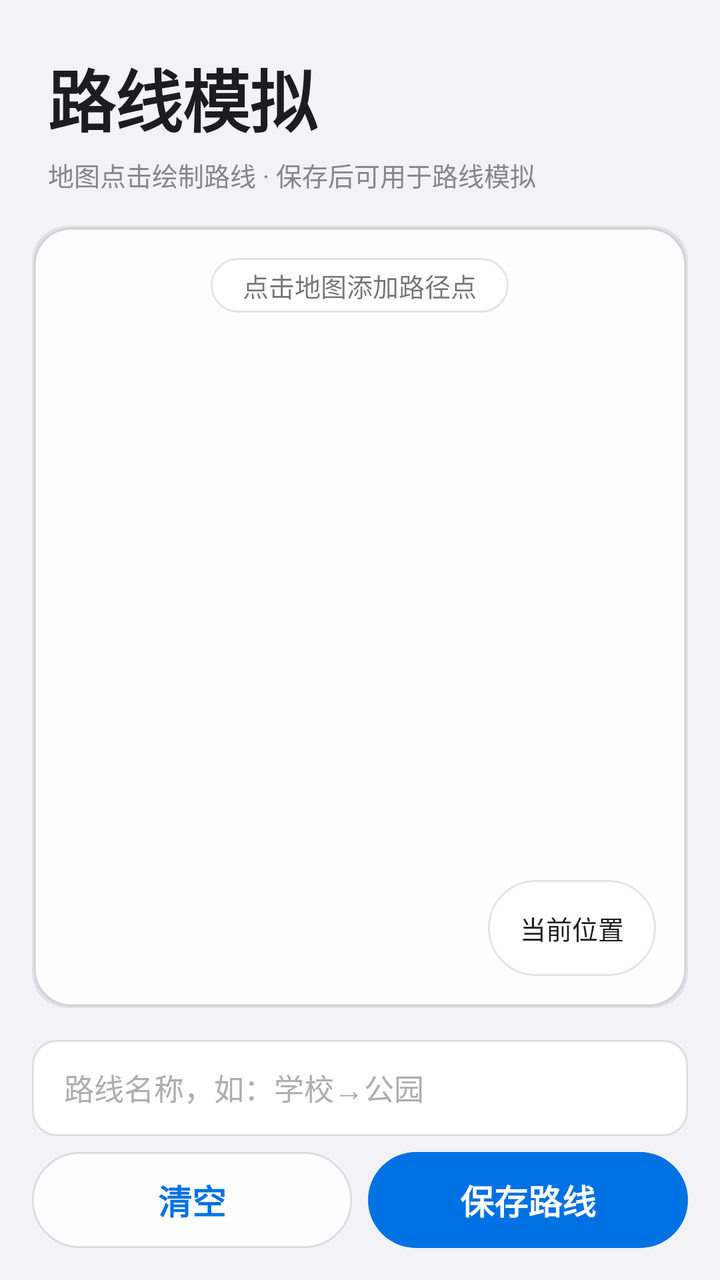
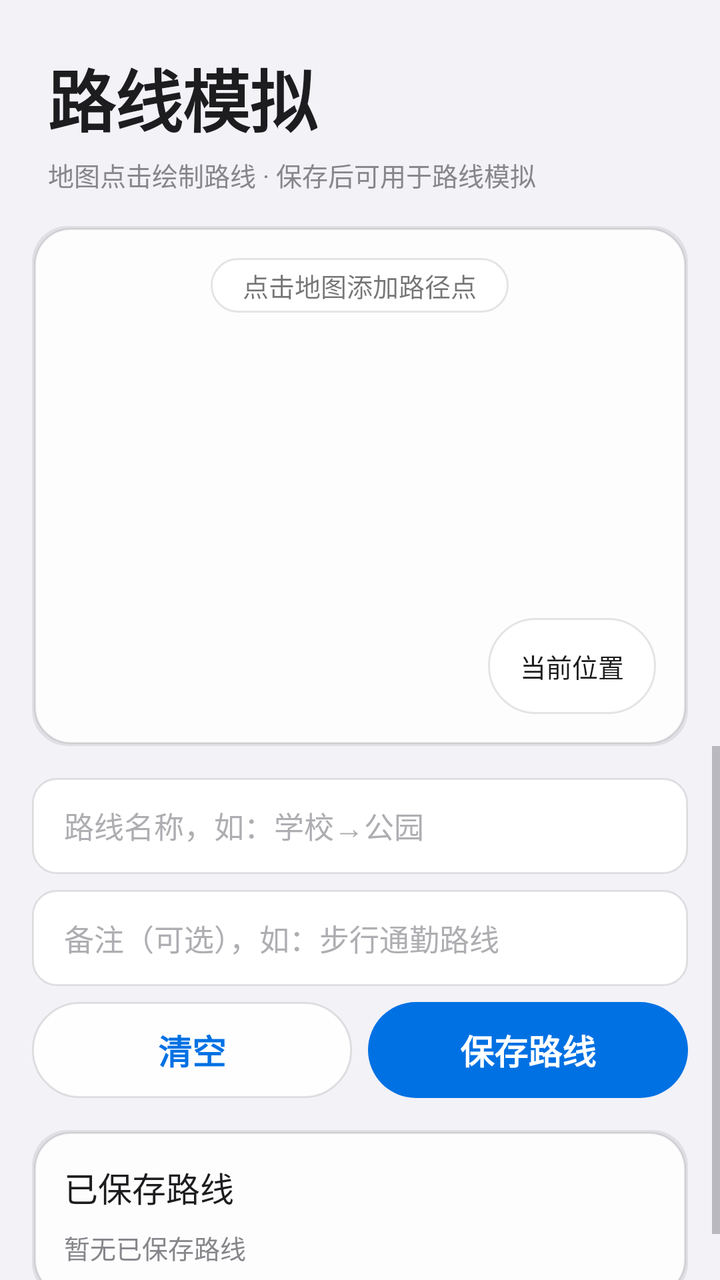

Compare the two renders of this Android layout. The source of the first and the diff that turns it into the second are given below.
<!-- AndroidManifest.xml: application theme Theme.ZVirtualEnv -->
<!-- res/layout/fragment_route.xml -->
<?xml version="1.0" encoding="utf-8"?>
<LinearLayout xmlns:android="http://schemas.android.com/apk/res/android"
    android:layout_width="match_parent"
    android:layout_height="match_parent"
    android:orientation="vertical">

    <LinearLayout
        android:layout_width="match_parent"
        android:layout_height="wrap_content"
        android:orientation="vertical"
        android:paddingStart="@dimen/space_lg"
        android:paddingTop="@dimen/space_lg"
        android:paddingEnd="@dimen/space_lg">

        <TextView
            android:layout_width="wrap_content"
            android:layout_height="wrap_content"
            android:text="@string/route_title"
            style="@style/Text.Hero" />

        <TextView
            android:layout_width="wrap_content"
            android:layout_height="wrap_content"
            android:layout_marginTop="@dimen/space_xs"
            android:text="@string/route_subtitle"
            style="@style/Text.Caption" />
    </LinearLayout>

    <FrameLayout
        android:layout_width="match_parent"
        android:layout_height="0dp"
        android:layout_marginStart="@dimen/space_md"
        android:layout_marginTop="@dimen/space_md"
        android:layout_marginEnd="@dimen/space_md"
        android:layout_weight="1"
        android:background="@drawable/bg_card">

        
        <FrameLayout
            android:id="@+id/mapContainer"
            android:layout_width="match_parent"
            android:layout_height="match_parent" />

        
        <LinearLayout
            android:id="@+id/privacyPrompt"
            android:layout_width="match_parent"
            android:layout_height="match_parent"
            android:background="@color/bg_secondary"
            android:gravity="center"
            android:orientation="vertical"
            android:padding="@dimen/space_lg"
            android:visibility="gone">

            <TextView
                android:layout_width="wrap_content"
                android:layout_height="wrap_content"
                android:gravity="center"
                android:text="@string/route_privacy_prompt"
                android:textColor="@color/text_secondary"
                android:textSize="@dimen/text_body" />
        </LinearLayout>

        
        <TextView
            android:id="@+id/drawHint"
            android:layout_width="wrap_content"
            android:layout_height="wrap_content"
            android:layout_gravity="top|center_horizontal"
            android:layout_marginTop="@dimen/space_md"
            android:background="@drawable/bg_pill_secondary"
            android:paddingStart="@dimen/space_md"
            android:paddingTop="@dimen/space_xs"
            android:paddingEnd="@dimen/space_md"
            android:paddingBottom="@dimen/space_xs"
            android:text="@string/route_draw_hint"
            android:textSize="@dimen/text_caption" />

        
        <Button
            android:id="@+id/locateButton"
            android:layout_width="wrap_content"
            android:layout_height="wrap_content"
            android:layout_gravity="bottom|end"
            android:layout_margin="@dimen/space_md"
            android:background="@drawable/bg_pill_secondary"
            android:minWidth="0dp"
            android:paddingStart="@dimen/space_md"
            android:paddingEnd="@dimen/space_md"
            android:text="@string/route_locate"
            android:textSize="@dimen/text_caption" />
    </FrameLayout>

    
    <LinearLayout
        android:layout_width="match_parent"
        android:layout_height="wrap_content"
        android:orientation="vertical"
        android:padding="@dimen/space_md">

        <EditText
            android:id="@+id/routeNameInput"
            android:layout_width="match_parent"
            android:layout_height="wrap_content"
            android:hint="@string/route_name_hint"
            style="@style/EditText.Field" />

        <LinearLayout
            android:layout_width="match_parent"
            android:layout_height="wrap_content"
            android:layout_marginTop="@dimen/space_sm"
            android:orientation="horizontal">

            <Button
                android:id="@+id/clearButton"
                android:layout_width="0dp"
                android:layout_height="wrap_content"
                android:layout_marginEnd="@dimen/space_xs"
                android:layout_weight="1"
                android:text="@string/route_clear"
                style="@style/Button.Pill.Secondary" />

            <Button
                android:id="@+id/saveButton"
                android:layout_width="0dp"
                android:layout_height="wrap_content"
                android:layout_marginStart="@dimen/space_xs"
                android:layout_weight="1"
                android:text="@string/route_save"
                style="@style/Button.Pill" />
        </LinearLayout>
    </LinearLayout>
</LinearLayout>
<!-- resources referenced by this layout -->
<resources>
  <color name="bg_secondary">#FFFFFF</color>
  <color name="text_secondary">#86868B</color>
  <dimen name="space_lg">24dp</dimen>
  <dimen name="space_md">16dp</dimen>
  <dimen name="space_sm">8dp</dimen>
  <dimen name="space_xs">4dp</dimen>
  <dimen name="text_body">15sp</dimen>
  <dimen name="text_caption">13sp</dimen>
  <string name="route_clear">清空</string>
  <string name="route_draw_hint">点击地图添加路径点</string>
  <string name="route_locate">当前位置</string>
  <string name="route_name_hint">路线名称，如：学校→公园</string>
  <string name="route_privacy_prompt">地图功能需要先阅读并同意高德隐私政策\n请前往「设置」页勾选同意后返回</string>
  <string name="route_save">保存路线</string>
  <string name="route_subtitle">地图点击绘制路线 · 保存后可用于路线模拟</string>
  <string name="route_title">路线模拟</string>
  <style name="Button.Pill" parent="">
          <item name="android:background">@drawable/bg_pill</item>
          <item name="android:minHeight">@dimen/touch_min</item>
          <item name="android:textColor">@color/bg_secondary</item>
          <item name="android:textSize">@dimen/text_headline</item>
          <item name="android:textStyle">bold</item>
          <item name="android:stateListAnimator">@null</item>
          <item name="android:paddingStart">@dimen/space_lg</item>
          <item name="android:paddingEnd">@dimen/space_lg</item>
      </style>
  <style name="Button.Pill.Secondary" parent="">
          <item name="android:background">@drawable/bg_pill_secondary</item>
          <item name="android:minHeight">@dimen/touch_min</item>
          <item name="android:textColor">@color/accent</item>
          <item name="android:textSize">@dimen/text_headline</item>
          <item name="android:textStyle">bold</item>
          <item name="android:stateListAnimator">@null</item>
          <item name="android:paddingStart">@dimen/space_lg</item>
          <item name="android:paddingEnd">@dimen/space_lg</item>
      </style>
  <style name="EditText.Field" parent="">
          <item name="android:background">@drawable/bg_field</item>
          <item name="android:minHeight">@dimen/touch_min</item>
          <item name="android:paddingStart">@dimen/space_md</item>
          <item name="android:paddingEnd">@dimen/space_md</item>
          <item name="android:textSize">@dimen/text_body</item>
          <item name="android:textColor">@color/text_primary</item>
          <item name="android:textColorHint">@color/text_tertiary</item>
      </style>
  <style name="Text.Caption" parent="android:TextAppearance.Material">
          <item name="android:textSize">@dimen/text_caption</item>
          <item name="android:textColor">@color/text_secondary</item>
      </style>
  <style name="Text.Hero" parent="android:TextAppearance.Material">
          <item name="android:textSize">@dimen/text_hero</item>
          <item name="android:textStyle">bold</item>
          <item name="android:textColor">@color/text_primary</item>
          <item name="android:letterSpacing">-0.01</item>
      </style>
  <dimen name="radius_card">18dp</dimen>
  <color name="glass_shadow">#14000000</color>
  <color name="card_fill">#F2FFFFFF</color>
  <color name="card_border">#1A000000</color>
  <dimen name="radius_pill">980dp</dimen>
  <color name="bg_tertiary">#E5E5EA</color>
  <dimen name="touch_min">48dp</dimen>
  <dimen name="text_headline">17sp</dimen>
  <color name="accent">#0071E3</color>
  <color name="text_primary">#1D1D1F</color>
  <color name="text_tertiary">#AEAEB2</color>
  <dimen name="text_hero">34sp</dimen>
  <color name="bg_primary">#F2F2F7</color>
  <color name="accent_press">#0A5DC2</color>
  <dimen name="radius_control">12dp</dimen>
  <!-- unchanged entries left out for length: 5 -->
</resources>

<!-- the commit's change to res/layout/fragment_route.xml (unified diff, before → after) -->
@@ -28,11 +28,10 @@
 
     <FrameLayout
         android:layout_width="match_parent"
-        android:layout_height="0dp"
+        android:layout_height="260dp"
         android:layout_marginStart="@dimen/space_md"
         android:layout_marginTop="@dimen/space_md"
         android:layout_marginEnd="@dimen/space_md"
-        android:layout_weight="1"
         android:background="@drawable/bg_card">
 
         
@@ -91,43 +90,87 @@
             android:textSize="@dimen/text_caption" />
     </FrameLayout>
 
-    
-    <LinearLayout
+    <ScrollView
         android:layout_width="match_parent"
-        android:layout_height="wrap_content"
-        android:orientation="vertical"
-        android:padding="@dimen/space_md">
-
-        <EditText
-            android:id="@+id/routeNameInput"
-            android:layout_width="match_parent"
-            android:layout_height="wrap_content"
-            android:hint="@string/route_name_hint"
-            style="@style/EditText.Field" />
+        android:layout_height="0dp"
+        android:layout_weight="1"
+        android:overScrollMode="never">
 
         <LinearLayout
             android:layout_width="match_parent"
             android:layout_height="wrap_content"
-            android:layout_marginTop="@dimen/space_sm"
-            android:orientation="horizontal">
+            android:orientation="vertical"
+            android:padding="@dimen/space_md">
 
-            <Button
-                android:id="@+id/clearButton"
-                android:layout_width="0dp"
+            <EditText
+                android:id="@+id/routeNameInput"
+                android:layout_width="match_parent"
                 android:layout_height="wrap_content"
-                android:layout_marginEnd="@dimen/space_xs"
-                android:layout_weight="1"
-                android:text="@string/route_clear"
-                style="@style/Button.Pill.Secondary" />
+                android:hint="@string/route_name_hint"
+                style="@style/EditText.Field" />
 
-            <Button
-                android:id="@+id/saveButton"
-                android:layout_width="0dp"
+            <EditText
+                android:id="@+id/routeRemarkInput"
+                android:layout_width="match_parent"
                 android:layout_height="wrap_content"
-                android:layout_marginStart="@dimen/space_xs"
-                android:layout_weight="1"
-                android:text="@string/route_save"
-                style="@style/Button.Pill" />
+                android:layout_marginTop="@dimen/space_sm"
+                android:hint="@string/route_remark_hint"
+                style="@style/EditText.Field" />
+
+            <LinearLayout
+                android:layout_width="match_parent"
+                android:layout_height="wrap_content"
+                android:layout_marginTop="@dimen/space_sm"
+                android:orientation="horizontal">
+
+                <Button
+                    android:id="@+id/clearButton"
+                    android:layout_width="0dp"
+                    android:layout_height="wrap_content"
+                    android:layout_marginEnd="@dimen/space_xs"
+                    android:layout_weight="1"
+                    android:text="@string/route_clear"
+                    style="@style/Button.Pill.Secondary" />
+
+                <Button
+                    android:id="@+id/saveButton"
+                    android:layout_width="0dp"
+                    android:layout_height="wrap_content"
+                    android:layout_marginStart="@dimen/space_xs"
+                    android:layout_weight="1"
+                    android:text="@string/route_save"
+                    style="@style/Button.Pill" />
+            </LinearLayout>
+
+            <LinearLayout
+                android:layout_width="match_parent"
+                android:layout_height="wrap_content"
+                android:layout_marginTop="@dimen/space_md"
+                android:background="@drawable/bg_card"
+                android:orientation="vertical"
+                android:padding="@dimen/space_md">
+
+                <TextView
+                    android:layout_width="wrap_content"
+                    android:layout_height="wrap_content"
+                    android:text="@string/route_saved_title"
+                    style="@style/Text.Headline" />
+
+                <TextView
+                    android:id="@+id/savedRoutesEmpty"
+                    android:layout_width="match_parent"
+                    android:layout_height="wrap_content"
+                    android:layout_marginTop="@dimen/space_sm"
+                    android:text="@string/route_saved_empty"
+                    android:textColor="@color/text_secondary"
+                    style="@style/Text.Caption" />
+
+                <LinearLayout
+                    android:id="@+id/savedRouteList"
+                    android:layout_width="match_parent"
+                    android:layout_height="wrap_content"
+                    android:orientation="vertical" />
+            </LinearLayout>
         </LinearLayout>
-    </LinearLayout>
+    </ScrollView>
 </LinearLayout>
<!-- resource entries referenced after the edit -->
@@ -13,7 +13,10 @@
   <string name="route_locate">当前位置</string>
   <string name="route_name_hint">路线名称，如：学校→公园</string>
   <string name="route_privacy_prompt">地图功能需要先阅读并同意高德隐私政策\n请前往「设置」页勾选同意后返回</string>
+  <string name="route_remark_hint">备注（可选），如：步行通勤路线</string>
   <string name="route_save">保存路线</string>
+  <string name="route_saved_empty">暂无已保存路线</string>
+  <string name="route_saved_title">已保存路线</string>
   <string name="route_subtitle">地图点击绘制路线 · 保存后可用于路线模拟</string>
   <string name="route_title">路线模拟</string>
   <style name="Button.Pill" parent="">
@@ -49,6 +52,11 @@
           <item name="android:textSize">@dimen/text_caption</item>
           <item name="android:textColor">@color/text_secondary</item>
       </style>
+  <style name="Text.Headline" parent="android:TextAppearance.Material">
+          <item name="android:textSize">@dimen/text_headline</item>
+          <item name="android:textStyle">normal</item>
+          <item name="android:textColor">@color/text_primary</item>
+      </style>
   <style name="Text.Hero" parent="android:TextAppearance.Material">
           <item name="android:textSize">@dimen/text_hero</item>
           <item name="android:textStyle">bold</item>
